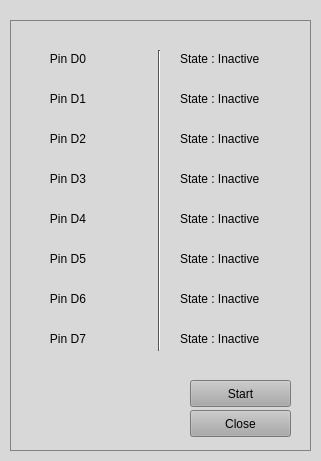
Above: UI/Gpio-input.ui from attify/attify-badge before the change. Below: the same form after it.
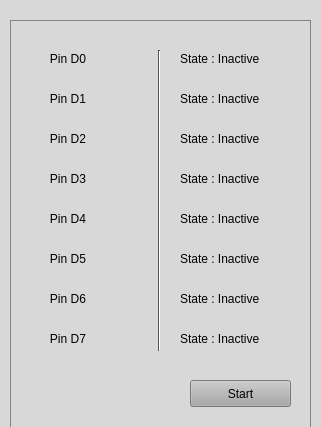
That is the form after the change.

The edit to the form file:
```diff
--- a/UI/Gpio-input.ui
+++ b/UI/Gpio-input.ui
@@ -7,7 +7,7 @@
     <x>0</x>
     <y>0</y>
     <width>321</width>
-    <height>461</height>
+    <height>427</height>
    </rect>
   </property>
   <property name="palette">
@@ -858,19 +858,6 @@
    <property name="frameShadow">
     <enum>QFrame::Sunken</enum>
    </property>
-   <widget class="QPushButton" name="CloseButton">
-    <property name="geometry">
-     <rect>
-      <x>180</x>
-      <y>390</y>
-      <width>101</width>
-      <height>27</height>
-     </rect>
-    </property>
-    <property name="text">
-     <string>Close</string>
-    </property>
-   </widget>
    <widget class="QLabel" name="label_1">
     <property name="geometry">
      <rect>
```
